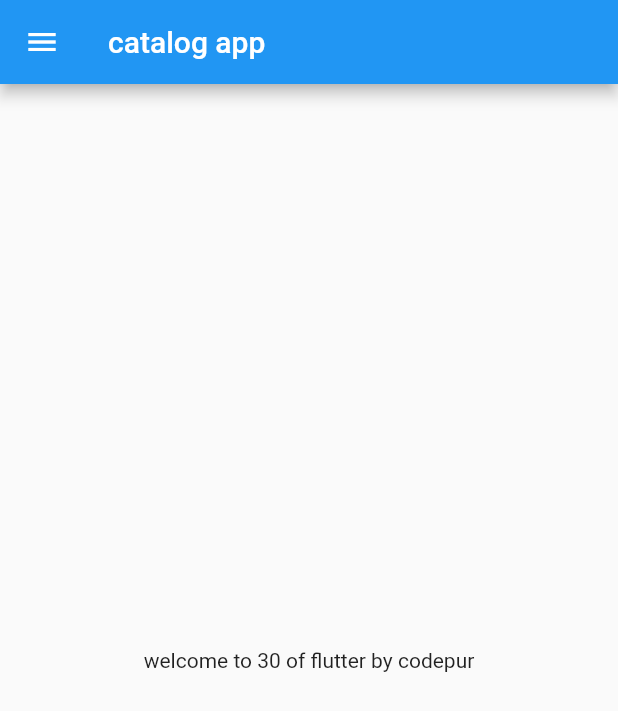
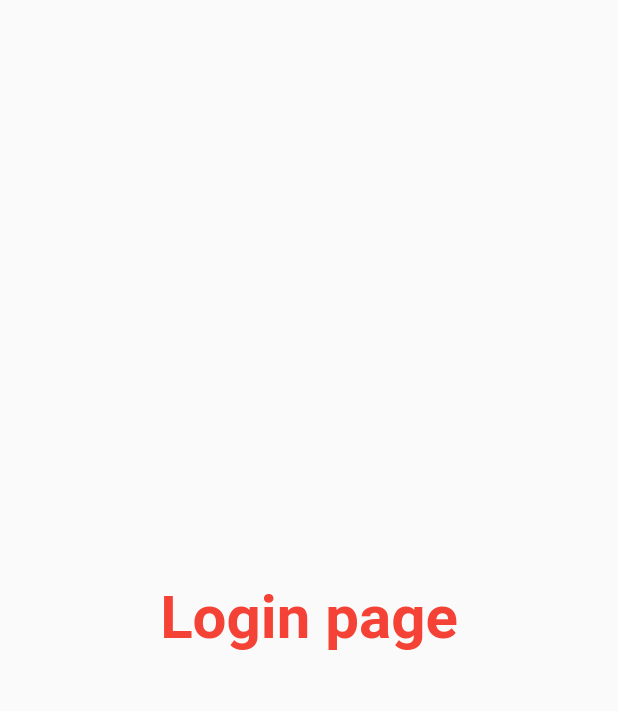
Before and after one commit to RonakPatel05/Flutter_Project, a Flutter app: the screen it shows after launch, on a phone screen of 412 x 824 dp. Shown: the top 711 px of the screen. Run offline on Flutter 3.47's test engine with Material 2 defaults, Android fonts, the phone set to English and light mode, and no system bars.

Commit message:
day 3 completd

```diff
--- a/flutter_application_1/lib/main.dart
+++ b/flutter_application_1/lib/main.dart
@@ -1,5 +1,6 @@
 import 'package:flutter/material.dart';
-import 'package:flutter_application_1/home_page.dart';
+import 'package:flutter_application_1/pages/home_page.dart';
+import 'package:flutter_application_1/pages/login_page.dart';
 
 void main() {
   runApp(myApp());
@@ -11,7 +12,16 @@ class myApp extends StatelessWidget {
   @override
   Widget build(BuildContext context) {
     return MaterialApp(
-      home: Homepage(),
+      // home: Homepage(),
+      themeMode: ThemeMode.light,
+      theme: ThemeData(primarySwatch: Colors.amber),
+      darkTheme: ThemeData(brightness: Brightness.dark),
+      initialRoute: "/Home",
+      routes: {
+        "/": (context) => Homepage(),
+        "/Home": (context) => Loginpage(),
+        "/login": (context) => Loginpage()
+      },
     );
   }
 }
--- a/flutter_application_1/lib/home_page.dart
+++ b/flutter_application_1/lib/pages/home_page.dart
@@ -1,5 +1,5 @@
 import 'package:flutter/material.dart';
-// import 'package:flutter_application_1/main.dart';
+import 'package:flutter_application_1/main.dart';
 
 class Homepage extends StatelessWidget {
   final int day = 30;
--- /dev/null
+++ b/flutter_application_1/lib/pages/login_page.dart
@@ -0,0 +1,19 @@
+import 'package:flutter/material.dart';
+
+class Loginpage extends StatelessWidget {
+  @override
+  Widget build(BuildContext context) {
+    return Material(
+      child: Center(
+        child: Text(
+         "Login page",
+          style: TextStyle(
+            fontSize: 40,
+            color: Colors.red,
+            fontWeight: FontWeight.bold,
+          ),
+        ),
+      ),
+    );
+  }
+}
```
